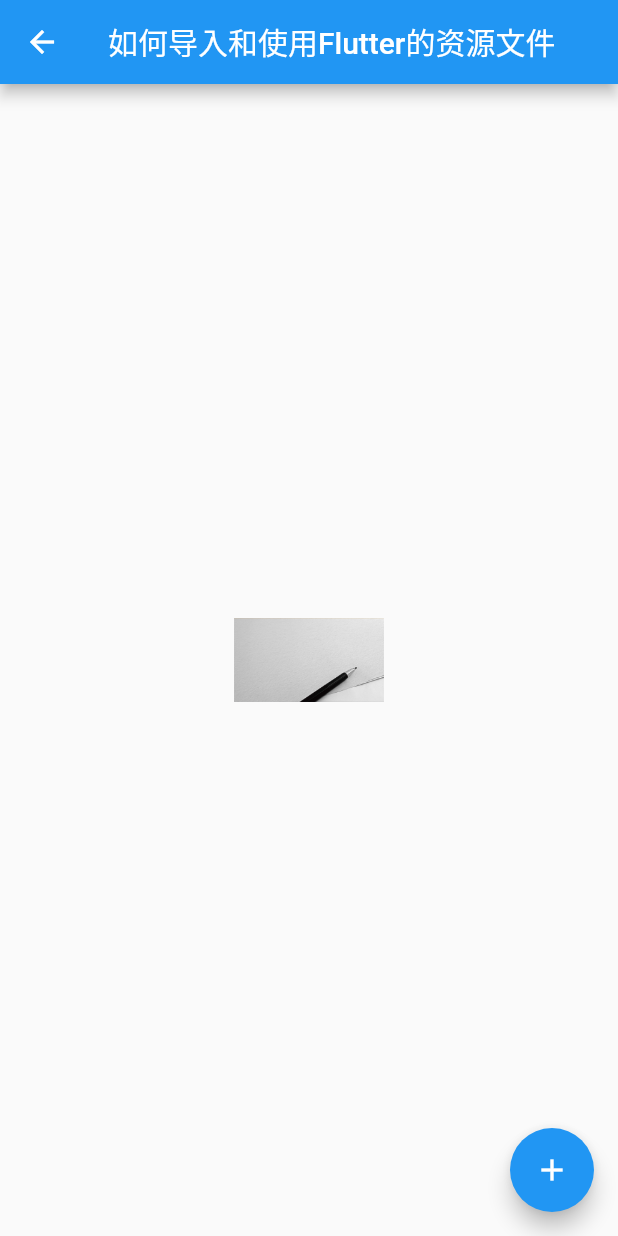
After one commit to filway-flutter/flutter_test1, a Flutter app: the ResPage screen opened by its route, on a phone screen of 412 x 824 dp. The commit adds this screen. Run offline on Flutter 3.47's test engine with Material 2 defaults, Android fonts, the phone set to English and light mode, and no system bars; missing offline and left inert: flutter_color_plugin.

Commit message:
如何导入和使用Flutter的资源文件

```diff
--- a/lib/main.dart
+++ b/lib/main.dart
@@ -1,7 +1,9 @@
 import 'package:flutter/material.dart';
 import 'package:flutter_test1/flutter_layout_page.dart';
+import 'package:flutter_test1/gesture_page.dart';
 import 'package:flutter_test1/less_group_page.dart';
 import 'package:flutter_test1/plugin_use.dart';
+import 'package:flutter_test1/res_page.dart';
 import 'package:flutter_test1/statefull_group_page.dart';
 
 void main() {
@@ -28,6 +30,8 @@ class MyApp extends StatelessWidget {
         'less': (BuildContext context) => LessGroupPage(),
         'ful': (BuildContext context) => StateFullGroupPage(),
         'layout': (BuildContext context) => FlutterLayoutPage(),
+        'gesture': (BuildContext context) => GesturePage(),
+        'res_page': (BuildContext context) => ResPage(),
       },
     );
   }
@@ -60,6 +64,8 @@ class _RouteNavigatorState extends State<RouteNavigator> {
           _item('StatelessWidget与基础组件', LessGroupPage(), 'less'),
           _item('StatefulWidget与基础组件', StateFullGroupPage(), 'ful'),
           _item('如何进行Flutter布局开发', FlutterLayoutPage(), 'layout'),
+          _item('如何检测用户手势以及处理点击事件?', GesturePage(), 'gesture'),
+          _item('如何导入和使用Flutter的资源文件?', ResPage(), 'res_page'),
         ],
       ),
     );
--- /dev/null
+++ b/lib/res_page.dart
@@ -0,0 +1,59 @@
+import 'package:flutter/material.dart';
+
+void main() {
+  runApp(ResPage());
+}
+
+/// 如何导入和使用Flutter的资源文件
+class ResPage extends StatefulWidget {
+  @override
+  State<ResPage> createState() => _ResPageState();
+}
+
+class _ResPageState extends State<ResPage> {
+  void _incrementCounter() {
+    setState(() {});
+  }
+
+  @override
+  Widget build(BuildContext context) {
+    // This method is rerun every time setState is called, for instance as done
+    // by the _incrementCounter method above.
+    //
+    // The Flutter framework has been optimized to make rerunning build methods
+    // fast, so that you can just rebuild anything that needs updating rather
+    // than having to individually change instances of widgets.
+    return Scaffold(
+      appBar: AppBar(
+        // Here we take the value from the MyHomePage object that was created by
+        // the App.build method, and use it to set our appbar title.
+        title: Text('如何导入和使用Flutter的资源文件'),
+        leading: GestureDetector(
+          onTap: () {
+            Navigator.pop(context);
+          },
+          child: Icon(Icons.arrow_back),
+        ),
+      ),
+      body: Center(
+        // Center is a layout widget. It takes a single child and positions it
+        // in the middle of the parent.
+        child: Column(
+          mainAxisAlignment: MainAxisAlignment.center,
+          children: <Widget>[
+            Image(
+              image: AssetImage('images/2_06.jpg'),
+              width: 100,
+              height: 100,
+            )
+          ],
+        ),
+      ),
+      floatingActionButton: FloatingActionButton(
+        onPressed: _incrementCounter,
+        tooltip: 'Increment',
+        child: const Icon(Icons.add),
+      ), // This trailing comma makes auto-formatting nicer for build methods.
+    );
+  }
+}
--- a/pubspec.yaml
+++ b/pubspec.yaml
@@ -59,9 +59,8 @@ flutter:
   uses-material-design: true
 
   # To add assets to your application, add an assets section, like this:
-  # assets:
-  #   - images/a_dot_burr.jpeg
-  #   - images/a_dot_ham.jpeg
+  assets:
+    - images/2_06.jpg
 
   # An image asset can refer to one or more resolution-specific "variants", see
   # https://flutter.dev/assets-and-images/#resolution-aware.
```
Also changed, not shown: lib/gesture_page.dart (added, +96 -0 lines), images/2_06.jpg (added).
